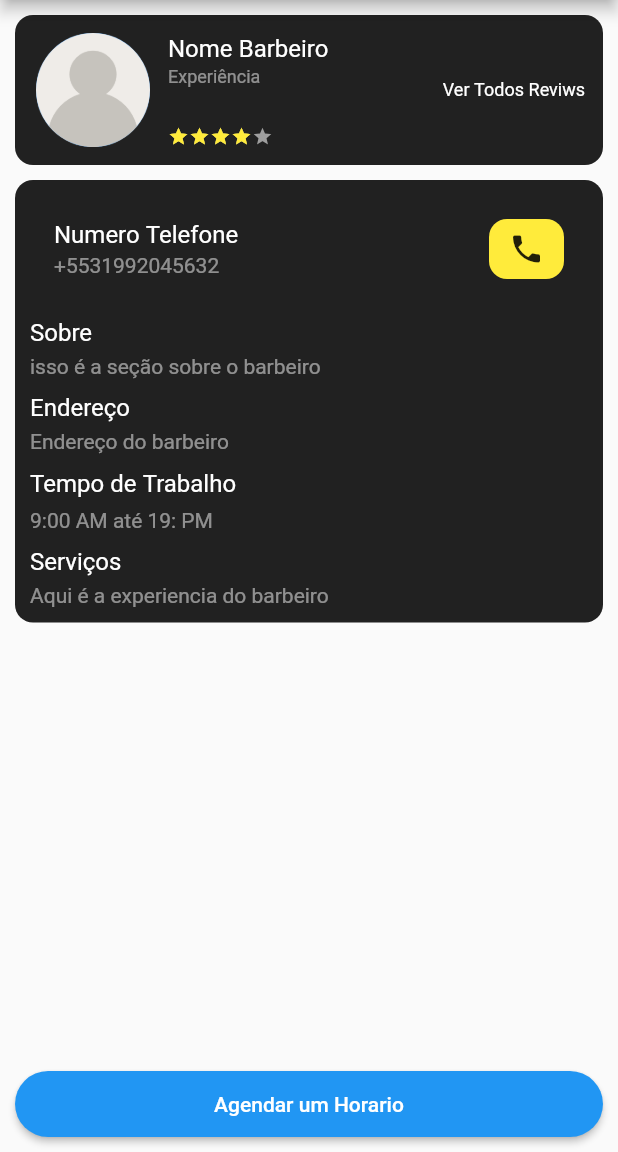
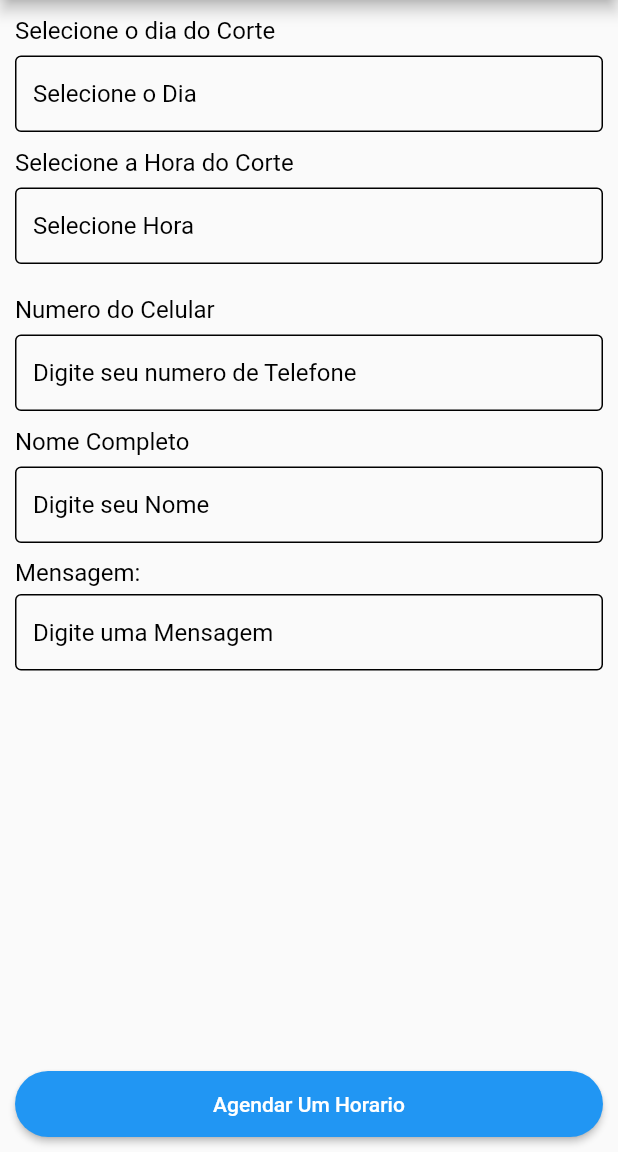
Before and after one commit to Ma7euzin/AgendBarbFael, a Flutter app: the BarberProfileView screen opened directly, after a tap on "Agendar um Horario", on a phone screen of 412 x 824 dp, the part 84-1236 px from its top. Run offline on Flutter 3.47's test engine with Material 2 defaults, Android fonts, the phone set to English and light mode, and no system bars; drawn by our look-alikes of velocity_x; our stand-ins replace cloud_firestore, firebase_auth, firebase_core, get, google_fonts; accounts and stored records are empty.

Commit message:
ep 21 7:20

```diff
--- a/lib/consts/fonts.dart
+++ b/lib/consts/fonts.dart
@@ -8,11 +8,11 @@ class AppSizes{
 }
 
 class AppStyles{
-  static normal({required String title, Color color = Colors.black, double? size, TextAlign alignment = TextAlign.left}){
+  static normal({required String title, Color color = Colors.black54, double? size, TextAlign alignment = TextAlign.left}){
     return title.text.size(size).color(color).align(alignment).make();
   }
 
-  static bold({required String title, Color color = Colors.black, double? size,TextAlign alignment = TextAlign.left}){
+  static bold({required String title, Color color = Colors.black,double? size = AppSizes.size16,TextAlign alignment = TextAlign.left}){
     return title.text.size(size).color(color).fontFamily(GoogleFonts.nunito.toString()).align(alignment).make();
   }
 }
--- a/lib/res/components/custom_textfield.dart
+++ b/lib/res/components/custom_textfield.dart
@@ -20,6 +20,7 @@ class _CustomTextFieldState extends State<CustomTextField> {
   @override
   Widget build(BuildContext context) {
     return TextFormField(
+      controller: widget.textControlller,
       cursorColor: AppColors.bluecolor,
       decoration: InputDecoration(
         isDense: true,
--- a/lib/views/barber_profile_view/barber_profile_view.dart
+++ b/lib/views/barber_profile_view/barber_profile_view.dart
@@ -1,6 +1,8 @@
 import 'package:agendfael/consts/consts.dart';
 import 'package:agendfael/res/components/custom_buttom.dart';
+import 'package:agendfael/views/book_appointment_view/book_appointment_view.dart';
 import 'package:flutter/material.dart';
+import 'package:get/get.dart';
 
 class BarberProfileView extends StatelessWidget {
   const BarberProfileView({super.key});
@@ -148,7 +150,9 @@ class BarberProfileView extends StatelessWidget {
       bottomNavigationBar: Padding(
         padding: const EdgeInsets.all(10.0),
         child: CustomButtom(
-          onTap: () {},
+          onTap: () {
+            Get.to(()=> const BookAppointmentView());
+          },
           buttonText: "Agendar um Horario",
         ),
       ),
--- /dev/null
+++ b/lib/views/book_appointment_view/book_appointment_view.dart
@@ -0,0 +1,70 @@
+import 'package:agendfael/res/components/custom_buttom.dart';
+import 'package:agendfael/res/components/custom_textfield.dart';
+
+import '../../consts/consts.dart';
+
+class BookAppointmentView extends StatelessWidget {
+  const BookAppointmentView({super.key});
+
+  @override
+  Widget build(BuildContext context) {
+    return Scaffold(
+      appBar: AppBar(
+        backgroundColor: AppColors.primaryColor,
+        title: AppStyles.bold(
+          title: "Nome do Barbeiro",
+          color: AppColors.whiteColor,
+          size: AppSizes.size16,
+        ),
+      ),
+      body: Padding(
+        padding: const EdgeInsets.all(10.0),
+        child: SingleChildScrollView(
+          child: Column(
+            crossAxisAlignment: CrossAxisAlignment.start,
+            children: [
+              AppStyles.bold(title: "Selecione o dia do Corte"),
+              5.heightBox,
+              const CustomTextField(
+                hint: "Selecione o Dia",
+              ),
+              10.heightBox,
+              AppStyles.bold(title: "Selecione a Hora do Corte"),
+              5.heightBox,
+              const CustomTextField(
+                hint: "Selecione Hora",
+              ),
+              20.heightBox,
+              AppStyles.bold(title: "Numero do Celular"),
+              5.heightBox,
+              const CustomTextField(
+                hint: "Digite seu numero de Telefone",
+              ),
+              10.heightBox,
+              AppStyles.bold(title: "Nome Completo"),
+              5.heightBox,
+              const CustomTextField(
+                hint: "Digite seu Nome",
+              ),
+              10.heightBox,
+              AppStyles.bold(title: "Mensagem:"),
+              5.heightBox,
+              const CustomTextField(
+                hint: "Digite uma Mensagem",
+              ),
+            ],
+          ),
+        ),
+      ),
+      bottomNavigationBar: Padding(
+        padding: const EdgeInsets.all(10.0),
+        child: CustomButtom(
+          onTap: () {
+
+          },
+          buttonText: "Agendar Um Horario",
+        ),
+      ),
+    );
+  }
+}
--- a/lib/views/category_view/category_view.dart
+++ b/lib/views/category_view/category_view.dart
@@ -1,4 +1,6 @@
 import 'package:agendfael/consts/list.dart';
+import 'package:agendfael/views/category_details_view/category_details_view.dart';
+import 'package:get/get.dart';
 
 import '../../consts/consts.dart';
 
@@ -30,7 +32,9 @@ class CategoryView extends StatelessWidget {
             itemCount: IconList.length,
             itemBuilder: (BuildContext context, int index) {
               return GestureDetector(
-                onTap: () {},
+                onTap: () {
+
+                },
                 child: Container(
                   padding: const EdgeInsets.all(12),
                   decoration: BoxDecoration(
--- a/lib/views/home_view/home.dart
+++ b/lib/views/home_view/home.dart
@@ -1,4 +1,5 @@
 import 'package:agendfael/consts/consts.dart';
+import 'package:agendfael/views/appointment_view/appointment_view.dart';
 import 'package:agendfael/views/barber_profile_view/barber_profile_view.dart';
 import 'package:agendfael/views/category_view/category_view.dart';
 import 'package:agendfael/views/home_view/home_view.dart';
@@ -18,6 +19,7 @@ class _HomeState extends State<Home> {
   int selectedIndex = 0;
   List screenList = [
     const HomeView(),
+    const AppointmentView(),
     const CategoryView(),
     const LoginView(),
     const SettingsView(),
@@ -52,6 +54,10 @@ class _HomeState extends State<Home> {
             label: "Home",
           ),
           BottomNavigationBarItem(
+            icon: Icon(Icons.book),
+            label: "Agendamentos",
+          ),
+          BottomNavigationBarItem(
             icon: Icon(Icons.category),
             label: "Categoria",
           ),
--- a/lib/views/home_view/home_view.dart
+++ b/lib/views/home_view/home_view.dart
@@ -2,6 +2,7 @@ import 'package:agendfael/consts/colors.dart';
 import 'package:agendfael/consts/consts.dart';
 import 'package:agendfael/consts/list.dart';
 import 'package:agendfael/views/barber_profile_view/barber_profile_view.dart';
+import 'package:agendfael/views/category_details_view/category_details_view.dart';
 import 'package:flutter/material.dart';
 import 'package:get/get.dart';
 
@@ -126,7 +127,9 @@ class HomeView extends StatelessWidget {
                 ),
                 5.heightBox,
                 GestureDetector(
-                  onTap: () {},
+                  onTap: () {
+                    Get.to(() => const CategoryDetailsView());
+                  },
                   child: Align(
                     alignment: Alignment.centerRight,
                     child: AppStyles.normal(
--- a/pubspec.yaml
+++ b/pubspec.yaml
@@ -42,10 +42,11 @@ dependencies:
   smooth_page_indicator: ^1.1.0
   flutter_otp_text_field: ^1.1.1
   firebase_core: ^2.21.0
-  firebase_auth: ^4.12.1
+  firebase_auth: ^4.15.3
   line_awesome_flutter: ^2.0.0
   velocity_x: ^4.1.2
   flutter_svg: ^2.0.9
+  cloud_firestore: ^4.13.6
 
 
 
```
Also changed, not shown: lib/controller/auth_cotroller.dart (added, +48 -0 lines), lib/main.dart (+7 -1 lines), lib/views/appointment_details_view/appointment_detail_view.dart (added, +50 -0 lines), lib/views/appointment_view/appointment_view.dart (added, +43 -0 lines), lib/views/category_details_view/category_details_view.dart (+56 -0 lines), lib/views/login_view/login_view.dart (+23 -3 lines), lib/views/settings_view/settings_view.dart (+13 -3 lines), lib/views/signup_view/signup_view.dart (+13 -1 lines), pubspec.lock, 3 other files.
